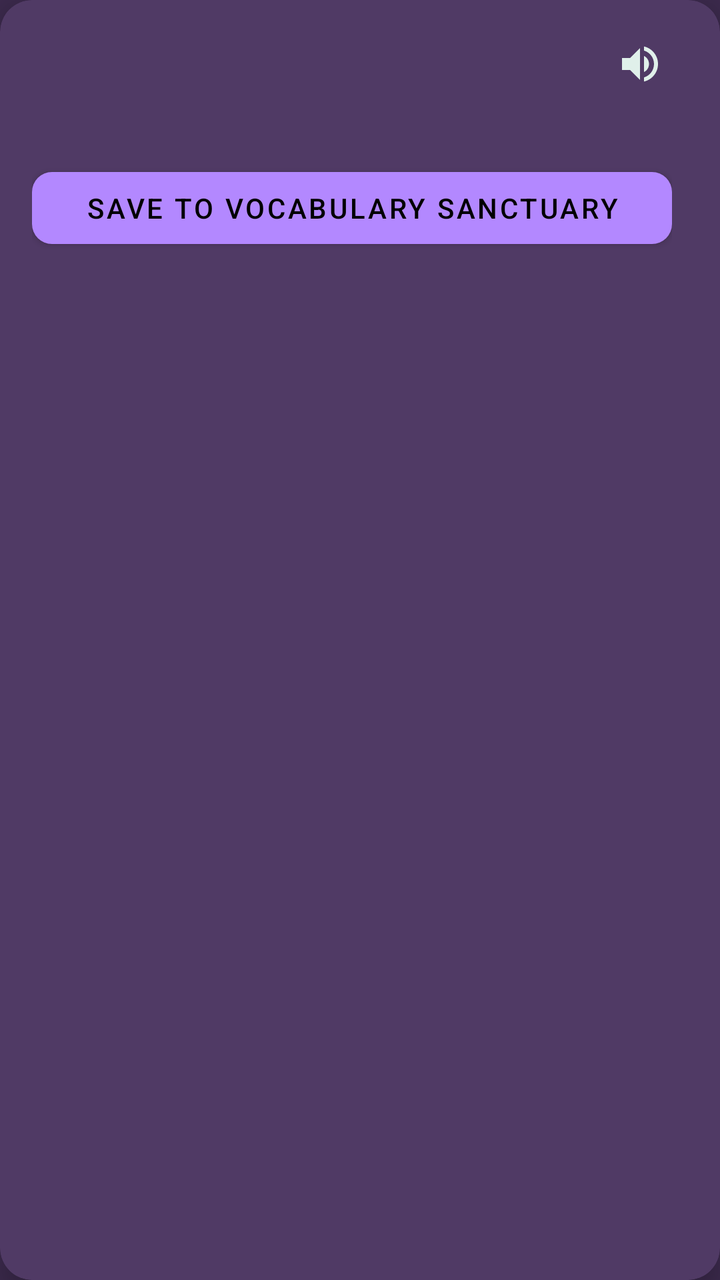
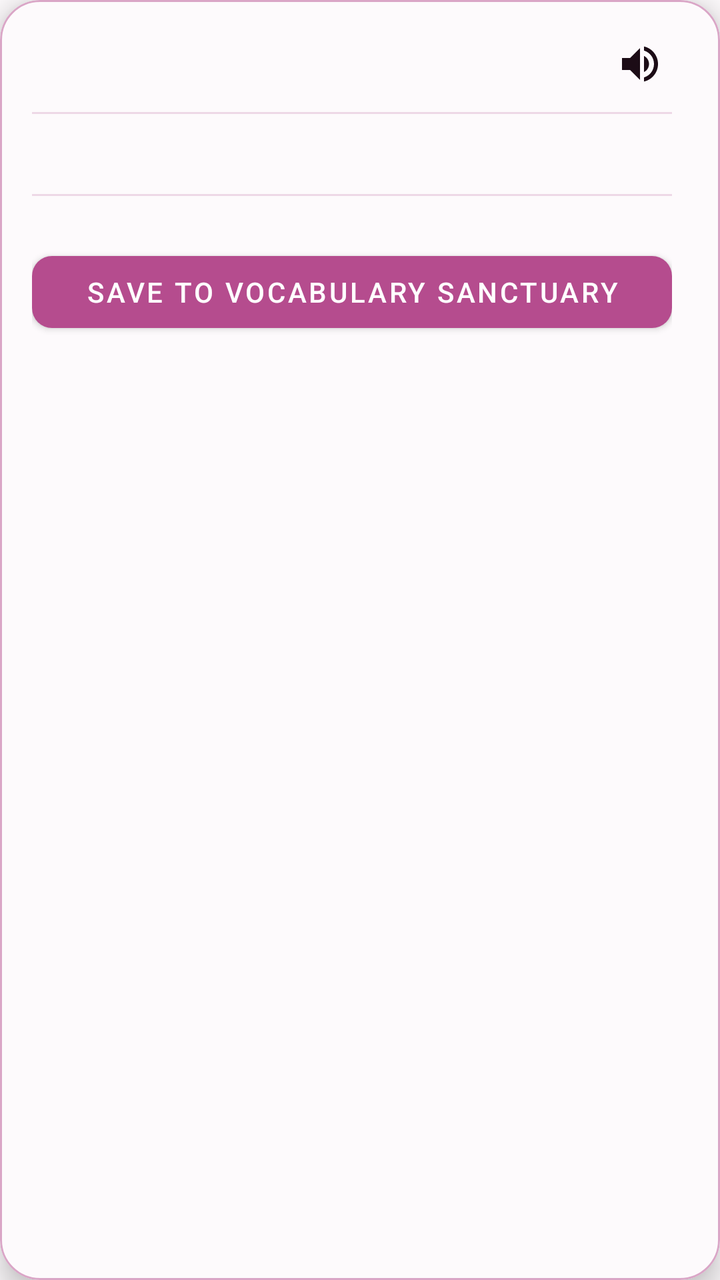

The first picture is an Android layout as it rendered before a commit; the second is the same layout after the commit. The layout source and the unified diff follow.
<!-- AndroidManifest.xml: application theme Theme.EpubReader -->
<!-- res/layout/view_definition_card.xml -->
<?xml version="1.0" encoding="utf-8"?>
<com.google.android.material.card.MaterialCardView xmlns:android="http://schemas.android.com/apk/res/android"
    xmlns:app="http://schemas.android.com/apk/res-auto"
    android:layout_width="wrap_content"
    android:layout_height="wrap_content"
    android:layout_margin="@dimen/app_popup_screen_margin"
    app:cardBackgroundColor="@color/palette_plum"
    app:cardCornerRadius="16dp"
    app:cardElevation="@dimen/app_definition_card_elevation"
    app:contentPadding="@dimen/app_card_padding">

    <LinearLayout
        android:layout_width="wrap_content"
        android:layout_height="wrap_content"
        android:orientation="vertical">

        <ScrollView
            android:id="@+id/dictScroll"
            android:layout_width="@dimen/app_definition_card_max_width"
            android:layout_height="wrap_content"
            android:scrollbars="none">

            <LinearLayout
                android:layout_width="match_parent"
                android:layout_height="wrap_content"
                android:orientation="vertical">

                
                <LinearLayout
                    android:layout_width="match_parent"
                    android:layout_height="wrap_content"
                    android:gravity="center_vertical"
                    android:orientation="horizontal">

                    <TextView
                        android:id="@+id/dictWord"
                        android:layout_width="0dp"
                        android:layout_height="wrap_content"
                        android:layout_weight="1"
                        android:textColor="@color/palette_mint"
                        android:textSize="20sp"
                        android:textStyle="bold" />

                    <TextView
                        android:id="@+id/dictPartOfSpeech"
                        android:layout_width="wrap_content"
                        android:layout_height="wrap_content"
                        android:layout_marginStart="8dp"
                        android:background="@drawable/oval_rounded_bg"
                        android:paddingHorizontal="8dp"
                        android:paddingVertical="2dp"
                        android:textColor="@color/accent_pop"
                        android:textSize="11sp"
                        android:textStyle="italic|bold"
                        android:visibility="gone" />

                    <ImageButton
                        android:id="@+id/dictPronounceBtn"
                        android:layout_width="32dp"
                        android:layout_height="32dp"
                        android:layout_marginStart="8dp"
                        android:background="@drawable/item_background_borderless_material"
                        android:contentDescription="@string/tts_play"
                        android:src="@drawable/ic_volume"
                        app:tint="@color/palette_mint" />
                </LinearLayout>

                <TextView
                    android:id="@+id/dictNoResult"
                    android:layout_width="match_parent"
                    android:layout_height="wrap_content"
                    android:layout_marginTop="@dimen/app_definition_row_spacing"
                    android:text="@string/dictionary_not_found"
                    android:textColor="@color/palette_slate"
                    android:textSize="14sp"
                    android:visibility="gone" />

                <LinearLayout
                    android:id="@+id/dictEntries"
                    android:layout_width="match_parent"
                    android:layout_height="wrap_content"
                    android:layout_marginTop="@dimen/app_definition_row_spacing"
                    android:orientation="vertical" />

                
                <LinearLayout
                    android:id="@+id/dictQuoteBox"
                    android:layout_width="match_parent"
                    android:layout_height="wrap_content"
                    android:layout_marginTop="12dp"
                    android:background="@color/palette_eggplant"
                    android:orientation="vertical"
                    android:padding="10dp"
                    android:radius="8dp"
                    android:visibility="gone">

                    <TextView
                        android:id="@+id/dictContextQuote"
                        android:layout_width="match_parent"
                        android:layout_height="wrap_content"
                        android:textColor="@color/white"
                        android:textSize="13sp"
                        android:textStyle="italic" />
                </LinearLayout>

                <TextView
                    android:id="@+id/dictSuggestionsLabel"
                    android:layout_width="match_parent"
                    android:layout_height="wrap_content"
                    android:layout_marginTop="@dimen/app_definition_row_spacing"
                    android:text="@string/dictionary_did_you_mean"
                    android:textColor="@color/palette_slate"
                    android:textSize="12sp"
                    android:textStyle="italic"
                    android:visibility="gone" />

                <LinearLayout
                    android:id="@+id/dictSuggestions"
                    android:layout_width="match_parent"
                    android:layout_height="wrap_content"
                    android:layout_marginTop="@dimen/app_definition_row_spacing"
                    android:orientation="vertical" />

                
                <com.google.android.material.button.MaterialButton
                    android:id="@+id/dictSaveBtn"
                    style="@style/Widget.MaterialComponents.Button"
                    android:layout_width="match_parent"
                    android:layout_height="wrap_content"
                    android:layout_marginTop="16dp"
                    android:text="@string/vocabulary_save_to_sanctuary"
                    android:textColor="@color/black"
                    app:backgroundTint="@color/accent_pop"
                    app:cornerRadius="10dp"
                    app:iconTint="@color/black" />

                
                <com.google.android.material.button.MaterialButton
                    android:id="@+id/dictRefreshExistingBtn"
                    style="@style/Widget.MaterialComponents.Button.OutlinedButton"
                    android:layout_width="match_parent"
                    android:layout_height="wrap_content"
                    android:layout_marginTop="8dp"
                    android:text="@string/vocabulary_refresh_existing"
                    android:textColor="@color/palette_mint"
                    app:cornerRadius="10dp"
                    app:strokeColor="@color/palette_slate"
                    android:visibility="gone" />

                <com.google.android.material.button.MaterialButton
                    android:id="@+id/dictExternalButton"
                    style="@style/Widget.MaterialComponents.Button.TextButton"
                    android:layout_width="wrap_content"
                    android:layout_height="wrap_content"
                    android:layout_marginTop="4dp"
                    android:text="@string/dictionary_lookup_external"
                    android:textColor="@color/palette_slate"
                    android:visibility="gone" />
            </LinearLayout>
        </ScrollView>
    </LinearLayout>
</com.google.android.material.card.MaterialCardView>
<!-- resources referenced by this layout -->
<resources>
  <color name="accent_pop">@color/palette_violet</color>
  <color name="black">#000000</color>
  <color name="palette_eggplant">#3C2A4D</color>
  <color name="palette_mint">#E0F0EA</color>
  <color name="palette_plum">#503A65</color>
  <color name="palette_slate">#95ADBE</color>
  <color name="white">#FFFFFF</color>
  <!-- drawable ic_volume (drawable) -->
  <vector xmlns:android="http://schemas.android.com/apk/res/android" android:width="24dp" android:height="24dp" android:viewportWidth="24" android:viewportHeight="24"><path android:fillColor="#FFFFFFFF" android:pathData="M3,9v6h4l5,5V4L7,9H3zM16.5,12c0,-1.77 -1,-3.29 -2.5,-4.03v8.05c1.5,-0.73 2.5,-2.25 2.5,-4.02zM14,3.23v2.06c2.89,0.86 5,3.54 5,6.71s-2.11,5.85 -5,6.71v2.06c4.01,-0.91 7,-4.49 7,-8.77s-2.99,-7.86 -7,-8.77z"/></vector>
  <!-- drawable oval_rounded_bg (drawable) -->
  <?xml version="1.0" encoding="utf-8"?>
  <shape xmlns:android="http://schemas.android.com/apk/res/android"
      android:shape="rectangle">
      <solid
          android:color="@color/palette_mint" />
      <corners android:radius="999dp" />
  </shape>
  <style name="Theme.EpubReader" parent="Theme.MaterialComponents.DayNight.NoActionBar">
          <item name="android:windowBackground">@color/dark_bg</item>
          <item name="android:statusBarColor">@color/black</item>
          <item name="android:navigationBarColor">@color/black</item>
          <item name="android:windowLightStatusBar">false</item>
          <item name="android:windowLightNavigationBar" tools:targetApi="o_mr1">false</item>
          <item name="colorPrimary">@color/accent</item>
          <item name="colorPrimaryVariant">@color/accent_dark</item>
          <item name="colorOnPrimary">@color/white</item>
          <item name="colorSecondary">@color/secondary</item>
          <item name="colorOnSecondary">@color/white</item>
          <item name="android:colorBackground">@color/dark_bg</item>
          <item name="colorSurface">@color/dark_surface</item>
          <item name="colorOnSurface">@color/dark_text</item>
          <item name="android:textColorPrimary">@color/dark_text</item>
          <item name="android:textColorSecondary">@color/dark_text_muted</item>
          <item name="colorControlNormal">@color/white</item>
          <item name="toolbarStyle">@style/Widget.EpubReader.Toolbar</item>
          <item name="drawerArrowStyle">@style/Widget.EpubReader.DrawerArrowToggle</item>
      </style>
  <color name="palette_violet">#B388FF</color>
  <color name="dark_bg">@color/palette_eggplant</color>
  <color name="accent">@color/palette_plum</color>
  <color name="accent_dark">@color/palette_purple</color>
  <color name="secondary">@color/palette_slate</color>
  <color name="dark_surface">@color/palette_plum</color>
  <color name="dark_text">@color/palette_mint</color>
  <color name="dark_text_muted">@color/palette_slate</color>
  <style name="Widget.EpubReader.Toolbar" parent="Widget.MaterialComponents.Toolbar">
          <item name="titleTextColor">?android:textColorPrimary</item>
          <item name="subtitleTextColor">?android:textColorSecondary</item>
          <item name="navigationIconTint">?android:textColorPrimary</item>
          <item name="actionMenuTextColor">?android:textColorPrimary</item>
      </style>
  <style name="Widget.EpubReader.DrawerArrowToggle" parent="Widget.AppCompat.DrawerArrowToggle">
          <item name="color">?android:textColorPrimary</item>
      </style>
  <color name="palette_purple">#574F7D</color>
  <!-- unchanged entries left out for length: 12 -->
</resources>

<!-- the commit's change to res/layout/view_definition_card.xml (unified diff, before → after) -->
@@ -4,9 +4,11 @@
     android:layout_width="wrap_content"
     android:layout_height="wrap_content"
     android:layout_margin="@dimen/app_popup_screen_margin"
-    app:cardBackgroundColor="@color/palette_plum"
-    app:cardCornerRadius="16dp"
+    app:cardBackgroundColor="@color/palette_eggplant"
+    app:cardCornerRadius="20dp"
     app:cardElevation="@dimen/app_definition_card_elevation"
+    app:strokeColor="@color/palette_plum"
+    app:strokeWidth="1dp"
     app:contentPadding="@dimen/app_card_padding">
 
     <LinearLayout
@@ -46,12 +48,14 @@
                         android:layout_width="wrap_content"
                         android:layout_height="wrap_content"
                         android:layout_marginStart="8dp"
-                        android:background="@drawable/oval_rounded_bg"
-                        android:paddingHorizontal="8dp"
-                        android:paddingVertical="2dp"
-                        android:textColor="@color/accent_pop"
+                        android:background="@drawable/pill_bg_purple"
+                        android:paddingStart="10dp"
+                        android:paddingTop="3dp"
+                        android:paddingEnd="10dp"
+                        android:paddingBottom="3dp"
+                        android:textColor="@color/palette_eggplant"
                         android:textSize="11sp"
-                        android:textStyle="italic|bold"
+                        android:textStyle="bold"
                         android:visibility="gone" />
 
                     <ImageButton
@@ -64,6 +68,15 @@
                         android:src="@drawable/ic_volume"
                         app:tint="@color/palette_mint" />
                 </LinearLayout>
+
+                
+                <View
+                    android:layout_width="match_parent"
+                    android:layout_height="1dp"
+                    android:background="@color/palette_plum"
+                    android:alpha="0.4"
+                    android:layout_marginTop="@dimen/app_definition_row_spacing"
+                    android:layout_marginBottom="16dp" />
 
                 <TextView
                     android:id="@+id/dictNoResult"
@@ -88,17 +101,18 @@
                     android:layout_width="match_parent"
                     android:layout_height="wrap_content"
                     android:layout_marginTop="12dp"
-                    android:background="@color/palette_eggplant"
                     android:orientation="vertical"
                     android:padding="10dp"
-                    android:radius="8dp"
                     android:visibility="gone">
 
                     <TextView
                         android:id="@+id/dictContextQuote"
                         android:layout_width="match_parent"
                         android:layout_height="wrap_content"
-                        android:textColor="@color/white"
+                        android:background="@drawable/reader_search_input_bg"
+                        android:padding="10dp"
+                        app:cornerRadius="10dp"
+                        android:textColor="@color/palette_slate"
                         android:textSize="13sp"
                         android:textStyle="italic" />
                 </LinearLayout>
@@ -122,15 +136,24 @@
                     android:orientation="vertical" />
 
                 
+                <View
+                    android:layout_width="match_parent"
+                    android:layout_height="1dp"
+                    android:background="@color/palette_plum"
+                    android:alpha="0.4"
+                    android:layout_marginTop="@dimen/app_definition_row_spacing"
+                    android:layout_marginBottom="16dp" />
+
+                
                 <com.google.android.material.button.MaterialButton
                     android:id="@+id/dictSaveBtn"
                     style="@style/Widget.MaterialComponents.Button"
                     android:layout_width="match_parent"
                     android:layout_height="wrap_content"
-                    android:layout_marginTop="16dp"
+                    android:layout_marginTop="@dimen/app_definition_row_spacing"
                     android:text="@string/vocabulary_save_to_sanctuary"
                     android:textColor="@color/black"
-                    app:backgroundTint="@color/accent_pop"
+                    app:backgroundTint="@color/palette_violet"
                     app:cornerRadius="10dp"
                     app:iconTint="@color/black" />
 
@@ -140,7 +163,7 @@
                     style="@style/Widget.MaterialComponents.Button.OutlinedButton"
                     android:layout_width="match_parent"
                     android:layout_height="wrap_content"
-                    android:layout_marginTop="8dp"
+                    android:layout_marginTop="@dimen/app_definition_row_spacing"
                     android:text="@string/vocabulary_refresh_existing"
                     android:textColor="@color/palette_mint"
                     app:cornerRadius="10dp"
@@ -152,10 +175,11 @@
                     style="@style/Widget.MaterialComponents.Button.TextButton"
                     android:layout_width="wrap_content"
                     android:layout_height="wrap_content"
-                    android:layout_marginTop="4dp"
+                    android:layout_marginTop="@dimen/app_definition_row_spacing"
                     android:text="@string/dictionary_lookup_external"
                     android:textColor="@color/palette_slate"
                     android:visibility="gone" />
+
             </LinearLayout>
         </ScrollView>
     </LinearLayout>
<!-- resource entries referenced after the edit -->
@@ -1,60 +1,71 @@
 <!-- resources referenced by this layout -->
 <resources>
-  <color name="accent_pop">@color/palette_violet</color>
-  <color name="black">#000000</color>
-  <color name="palette_eggplant">#3C2A4D</color>
-  <color name="palette_mint">#E0F0EA</color>
-  <color name="palette_plum">#503A65</color>
-  <color name="palette_slate">#95ADBE</color>
-  <color name="white">#FFFFFF</color>
+  <color name="black">#FFFFFF</color>
+  <color name="palette_eggplant">@color/palette_plum_wine</color>
+  <color name="palette_mint">@color/palette_china</color>
+  <color name="palette_plum">@color/palette_copper_rose</color>
+  <color name="palette_slate">@color/palette_dusty_rose</color>
+  <color name="white">#000000</color>
   <!-- drawable ic_volume (drawable) -->
-  <vector xmlns:android="http://schemas.android.com/apk/res/android" android:width="24dp" android:height="24dp" android:viewportWidth="24" android:viewportHeight="24"><path android:fillColor="#FFFFFFFF" android:pathData="M3,9v6h4l5,5V4L7,9H3zM16.5,12c0,-1.77 -1,-3.29 -2.5,-4.03v8.05c1.5,-0.73 2.5,-2.25 2.5,-4.02zM14,3.23v2.06c2.89,0.86 5,3.54 5,6.71s-2.11,5.85 -5,6.71v2.06c4.01,-0.91 7,-4.49 7,-8.77s-2.99,-7.86 -7,-8.77z"/></vector>
-  <!-- drawable oval_rounded_bg (drawable) -->
+  <vector xmlns:android="http://schemas.android.com/apk/res/android" android:width="24dp" android:height="24dp" android:viewportWidth="24" android:viewportHeight="24"><path android:fillColor="@color/white" android:pathData="M3,9v6h4l5,5V4L7,9H3zM16.5,12c0,-1.77 -1,-3.29 -2.5,-4.03v8.05c1.5,-0.73 2.5,-2.25 2.5,-4.02zM14,3.23v2.06c2.89,0.86 5,3.54 5,6.71s-2.11,5.85 -5,6.71v2.06c4.01,-0.91 7,-4.49 7,-8.77s-2.99,-7.86 -7,-8.77z"/></vector>
+  <!-- drawable pill_bg_purple (drawable) -->
   <?xml version="1.0" encoding="utf-8"?>
   <shape xmlns:android="http://schemas.android.com/apk/res/android"
       android:shape="rectangle">
-      <solid
-          android:color="@color/palette_mint" />
+      <solid android:color="@color/palette_purple" />
       <corners android:radius="999dp" />
   </shape>
+  <!-- drawable reader_search_input_bg (drawable) -->
+  <?xml version="1.0" encoding="utf-8"?>
+  <shape xmlns:android="http://schemas.android.com/apk/res/android" android:shape="rectangle">
+      
+      <solid android:color="@color/palette_plum" />
+      <stroke
+          android:width="1dp"
+          android:color="@color/palette_mint" />
+      <corners android:radius="10dp" />
+  </shape>
   <style name="Theme.EpubReader" parent="Theme.MaterialComponents.DayNight.NoActionBar">
-          <item name="android:windowBackground">@color/dark_bg</item>
+          <item name="android:windowBackground">@color/palette_eggplant</item>
           <item name="android:statusBarColor">@color/black</item>
           <item name="android:navigationBarColor">@color/black</item>
           <item name="android:windowLightStatusBar">false</item>
           <item name="android:windowLightNavigationBar" tools:targetApi="o_mr1">false</item>
-          <item name="colorPrimary">@color/accent</item>
-          <item name="colorPrimaryVariant">@color/accent_dark</item>
+          <item name="android:windowNoTitle">true</item>
+          <item name="android:windowContentOverlay">@null</item>
+          <item name="android:enforceStatusBarContrast" tools:targetApi="q">false</item>
+          <item name="android:enforceNavigationBarContrast" tools:targetApi="q">false</item>
+          <item name="colorPrimary">@color/palette_plum</item>
+          <item name="colorPrimaryVariant">@color/palette_purple</item>
           <item name="colorOnPrimary">@color/white</item>
-          <item name="colorSecondary">@color/secondary</item>
+          <item name="colorSecondary">@color/palette_slate</item>
           <item name="colorOnSecondary">@color/white</item>
-          <item name="android:colorBackground">@color/dark_bg</item>
-          <item name="colorSurface">@color/dark_surface</item>
-          <item name="colorOnSurface">@color/dark_text</item>
-          <item name="android:textColorPrimary">@color/dark_text</item>
-          <item name="android:textColorSecondary">@color/dark_text_muted</item>
+          <item name="android:colorBackground">@color/palette_eggplant</item>
+          <item name="colorSurface">@color/palette_plum</item>
+          <item name="colorOnSurface">@color/palette_mint</item>
+          <item name="android:textColorPrimary">@color/palette_mint</item>
+          <item name="android:textColorSecondary">@color/palette_slate</item>
           <item name="colorControlNormal">@color/white</item>
           <item name="toolbarStyle">@style/Widget.EpubReader.Toolbar</item>
           <item name="drawerArrowStyle">@style/Widget.EpubReader.DrawerArrowToggle</item>
       </style>
-  <color name="palette_violet">#B388FF</color>
-  <color name="dark_bg">@color/palette_eggplant</color>
-  <color name="accent">@color/palette_plum</color>
-  <color name="accent_dark">@color/palette_purple</color>
-  <color name="secondary">@color/palette_slate</color>
-  <color name="dark_surface">@color/palette_plum</color>
-  <color name="dark_text">@color/palette_mint</color>
-  <color name="dark_text_muted">@color/palette_slate</color>
+  <color name="palette_plum_wine">#fdfafc</color>
+  <color name="palette_china">#1c0c16</color>
+  <color name="palette_copper_rose">#daa6c7</color>
+  <color name="palette_dusty_rose">#4f213e</color>
+  <color name="palette_blush_mauve">#b54c8e</color>
+  <color name="palette_violet">@color/palette_blush_mauve</color>
   <style name="Widget.EpubReader.Toolbar" parent="Widget.MaterialComponents.Toolbar">
-          <item name="titleTextColor">?android:textColorPrimary</item>
-          <item name="subtitleTextColor">?android:textColorSecondary</item>
-          <item name="navigationIconTint">?android:textColorPrimary</item>
-          <item name="actionMenuTextColor">?android:textColorPrimary</item>
+          <item name="titleTextColor">@color/palette_mint</item>
+          <item name="subtitleTextColor">@color/palette_slate</item>
+          <item name="navigationIconTint">@color/palette_mint</item>
+          <item name="actionMenuTextColor">@color/palette_mint</item>
       </style>
   <style name="Widget.EpubReader.DrawerArrowToggle" parent="Widget.AppCompat.DrawerArrowToggle">
-          <item name="color">?android:textColorPrimary</item>
+          <item name="color">@color/palette_mint</item>
       </style>
-  <color name="palette_purple">#574F7D</color>
+  <color name="palette_rose_water">#823666</color>
+  <color name="palette_purple">@color/palette_rose_water</color>
   <!-- unchanged entries left out for length: 12 -->
 </resources>
 
